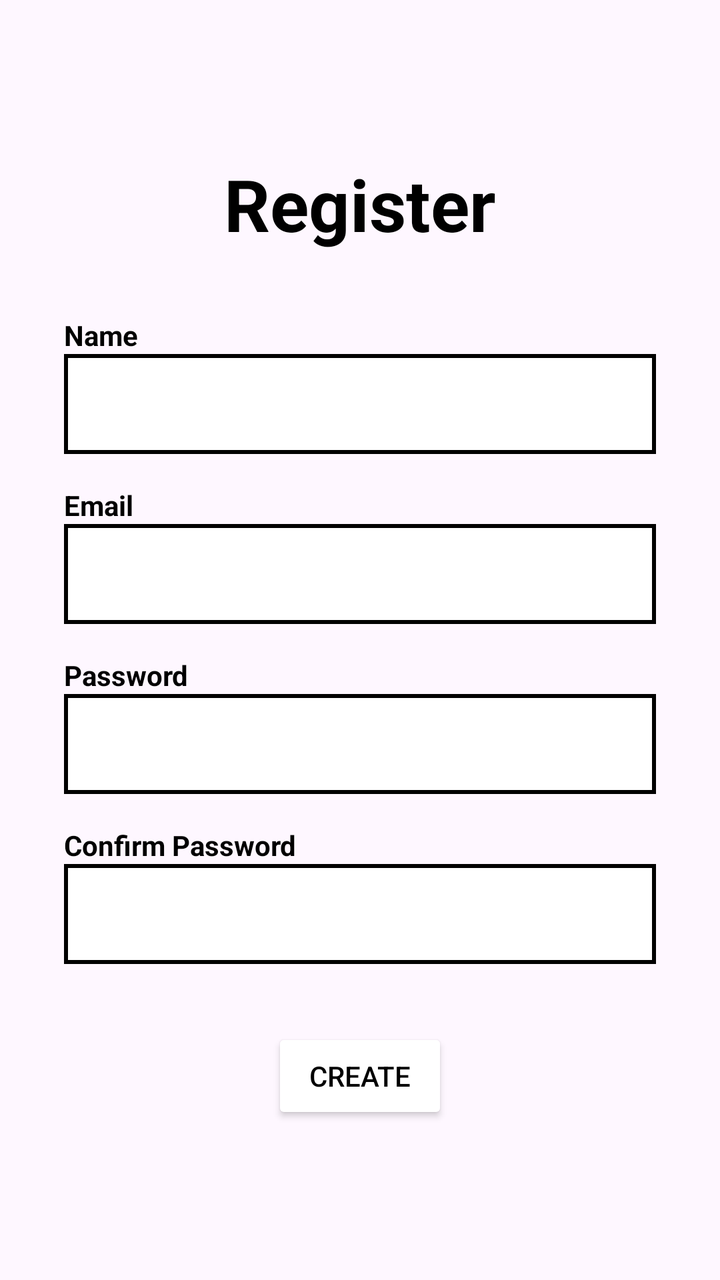
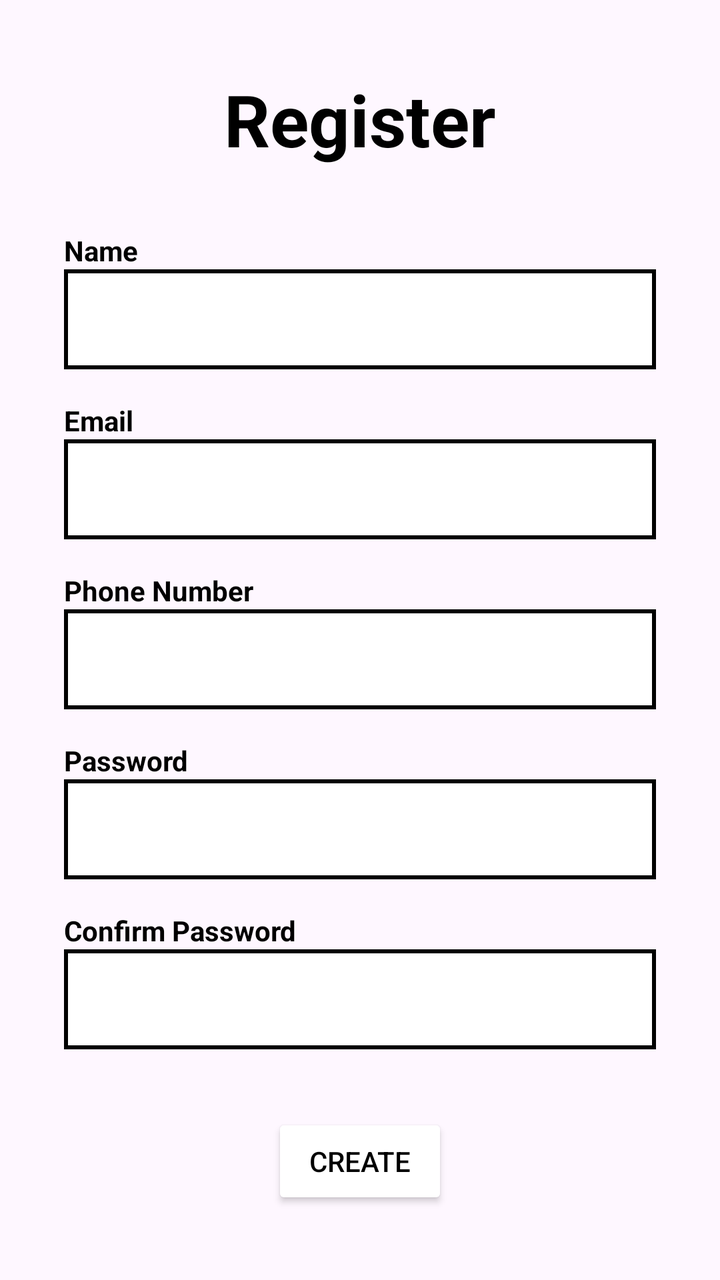

The first picture is an Android layout as it rendered before a commit; the second is the same layout after the commit. The layout source and the unified diff follow.
<!-- AndroidManifest.xml: application theme Theme.MyApplication -->
<!-- res/layout/activity_register.xml -->
<?xml version="1.0" encoding="utf-8"?>
<LinearLayout xmlns:android="http://schemas.android.com/apk/res/android"
    xmlns:app="http://schemas.android.com/apk/res-auto"
    android:layout_width="match_parent"
    android:layout_height="match_parent"
    android:orientation="vertical"
    android:padding="32dp"
    android:gravity="center_vertical">

    <TextView
        android:layout_width="match_parent"
        android:layout_height="wrap_content"
        android:text="Register"
        android:textSize="36sp"
        android:textStyle="bold"
        android:gravity="center"
        android:layout_marginBottom="32dp"
        android:textColor="#000000" />

    <TextView
        android:layout_width="wrap_content"
        android:layout_height="wrap_content"
        android:text="Name"
        android:textStyle="bold"
        android:textColor="#000000" />
    <EditText
        android:id="@+id/etName"
        android:layout_width="match_parent"
        android:layout_height="50dp"
        android:inputType="textPersonName"
        android:background="@drawable/box_border"
        android:padding="12dp"
        android:layout_marginBottom="16dp" />

    <TextView
        android:layout_width="wrap_content"
        android:layout_height="wrap_content"
        android:text="Email"
        android:textStyle="bold"
        android:textColor="#000000" />
    <EditText
        android:id="@+id/etEmailRegister"
        android:layout_width="match_parent"
        android:layout_height="50dp"
        android:inputType="textEmailAddress"
        android:background="@drawable/box_border"
        android:padding="12dp"
        android:layout_marginBottom="16dp" />

    <TextView
        android:layout_width="wrap_content"
        android:layout_height="wrap_content"
        android:text="Password"
        android:textStyle="bold"
        android:textColor="#000000" />
    <EditText
        android:id="@+id/etPasswordRegister"
        android:layout_width="match_parent"
        android:layout_height="50dp"
        android:inputType="textPassword"
        android:background="@drawable/box_border"
        android:padding="12dp"
        android:layout_marginBottom="16dp" />

    <TextView
        android:layout_width="wrap_content"
        android:layout_height="wrap_content"
        android:text="Confirm Password"
        android:textStyle="bold"
        android:textColor="#000000" />
    <EditText
        android:id="@+id/etConfirmPassword"
        android:layout_width="match_parent"
        android:layout_height="50dp"
        android:inputType="textPassword"
        android:background="@drawable/box_border"
        android:padding="12dp"
        android:layout_marginBottom="32dp" />

    <Button
        android:id="@+id/btnCreate"
        android:layout_width="wrap_content"
        android:layout_height="wrap_content"
        android:text="Create"
        android:textColor="#000000"
        app:backgroundTint="#FFFFFF"
        app:cornerRadius="0dp"
        app:strokeColor="#000000"
        app:strokeWidth="2dp"
        android:layout_gravity="center" />

</LinearLayout>
<!-- resources referenced by this layout -->
<resources>
  <!-- drawable box_border (drawable) -->
  <?xml version="1.0" encoding="utf-8"?>
  <shape xmlns:android="http://schemas.android.com/apk/res/android"
      android:shape="rectangle">
      <solid android:color="#FFFFFF" />
  
      <stroke
          android:width="2dp"
          android:color="#000000" />
  </shape>
  <style name="Theme.MyApplication" parent="Base.Theme.MyApplication" />
  <style name="Base.Theme.MyApplication" parent="Theme.Material3.DayNight.NoActionBar">
          
          
      </style>
</resources>

<!-- the commit's change to res/layout/activity_register.xml (unified diff, before → after) -->
@@ -50,6 +50,21 @@
     <TextView
         android:layout_width="wrap_content"
         android:layout_height="wrap_content"
+        android:text="Phone Number"
+        android:textStyle="bold"
+        android:textColor="#000000" />
+    <EditText
+        android:id="@+id/etPhoneRegister"
+        android:layout_width="match_parent"
+        android:layout_height="50dp"
+        android:inputType="phone"
+        android:background="@drawable/box_border"
+        android:padding="12dp"
+        android:layout_marginBottom="16dp" />
+
+    <TextView
+        android:layout_width="wrap_content"
+        android:layout_height="wrap_content"
         android:text="Password"
         android:textStyle="bold"
         android:textColor="#000000" />
